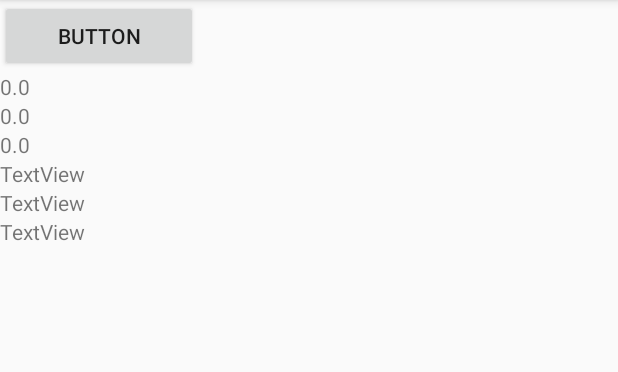
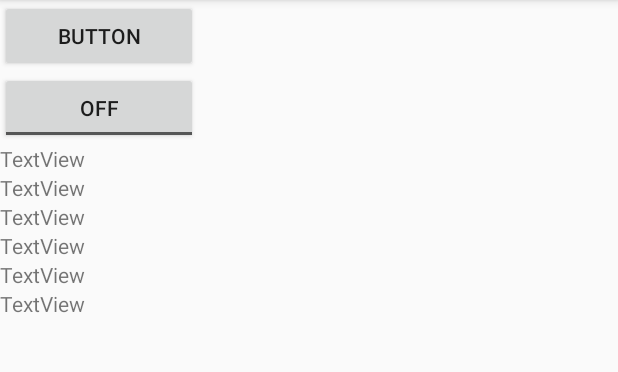
Before and after one commit to shoarai/MotionClient, an Android app: the screen it shows after launch (MainActivity), after a tap on "BUTTON", on a phone screen of 412 x 824 dp, the part 84-456 px from its top. Run offline under Robolectric (Android 15) with nearby library versions, the phone set to English and light mode, and no system bars.

Commit message:
Add send angular velocities

```diff
--- a/app/src/main/AndroidManifest.xml
+++ b/app/src/main/AndroidManifest.xml
@@ -1,6 +1,8 @@
 <?xml version="1.0" encoding="utf-8"?>
 <manifest xmlns:android="http://schemas.android.com/apk/res/android"
     package="com.isolity.motionclient">
+
+    <uses-permission android:name="android.permission.INTERNET" />
 
     <application
         android:allowBackup="true"
@@ -20,6 +22,4 @@
         </activity>
     </application>
 
-    <uses-permission android:name="android.permission.INTERNET" />
-
 </manifest>
--- a/app/src/main/java/com/isolity/motionclient/MainActivity.kt
+++ b/app/src/main/java/com/isolity/motionclient/MainActivity.kt
@@ -8,6 +8,7 @@ import android.os.Handler
 import android.support.v7.app.AppCompatActivity
 import android.widget.Button
 import android.widget.TextView
+import android.widget.ToggleButton
 
 class MainActivity : AppCompatActivity() {
 
@@ -19,10 +20,16 @@ class MainActivity : AppCompatActivity() {
     }
 
     fun init() {
-        val button = findViewById(R.id.button) as Button
+        val button = findViewById<Button>(R.id.button)
         button.setOnClickListener({
             onclickButton()
         })
+
+        val sendToggleButton = findViewById<ToggleButton>(R.id.sendToggleButton)
+        sendToggleButton.setOnCheckedChangeListener({ compoundButton, b ->
+
+        })
+
     }
 
     fun onclickButton() {
@@ -41,7 +48,7 @@ class MainActivity : AppCompatActivity() {
 
     fun sendMotion(motion: Motion) {
         Thread(Runnable {
-            MotionSend().send("${motion.ax},${motion.ay},${motion.az}")
+            MotionSend().sendMotion(motion)
         }).start()
     }
 
@@ -49,34 +56,29 @@ class MainActivity : AppCompatActivity() {
         val motionManager = MotionManager(applicationContext)
         motionManager.startListen()
 
-        val delay: Long = 1000
+        val delayMillis: Long = 2000
         val handler = Handler()
         handler.postDelayed(object : Runnable {
             override fun run() {
                 onTime(motionManager.motion)
-                handler.postDelayed(this, delay)
+                handler.postDelayed(this, delayMillis)
             }
-        }, delay)
-
-//        val handler = Handler {
-//
-//        }
-//        val r = object : Runnable {
-//            override fun run() {
-//                showMotionInText(motionManager.motion)
-//                handler.postDelayed(this, 1000)
-//            }
-//        }
-//        handler.post(r)
+        }, delayMillis)
     }
 
     private fun showMotionInText(motion: Motion) {
-        val ax = findViewById(R.id.axTextView) as TextView
+        val ax = findViewById<TextView>(R.id.axTextView)
         ax.text = motion.ax.toString()
-        val ay = findViewById(R.id.ayTextView) as TextView
+        val ay = findViewById<TextView>(R.id.ayTextView)
         ay.text = motion.ay.toString()
-        val az = findViewById(R.id.azTextView) as TextView
+        val az = findViewById<TextView>(R.id.azTextView)
         az.text = motion.az.toString()
+        val wx = findViewById<TextView>(R.id.vxTextView)
+        wx.text = motion.wx.toString()
+        val wy = findViewById<TextView>(R.id.vyTextView)
+        wy.text = motion.wy.toString()
+        val wz = findViewById<TextView>(R.id.vzTextView)
+        wz.text = motion.wz.toString()
     }
 
     fun sendAccelaration() {
--- a/app/src/main/java/com/isolity/motionclient/MotionManager.kt
+++ b/app/src/main/java/com/isolity/motionclient/MotionManager.kt
@@ -21,9 +21,13 @@ class MotionManager {
 
     fun startListen() {
         val accel = sensorManager.getDefaultSensor(Sensor.TYPE_ACCELEROMETER)
-        val gypro = sensorManager.getDefaultSensor(Sensor.TYPE_GYROSCOPE)
-        sensorManager.registerListener(motionEventListener, accel, SensorManager.SENSOR_DELAY_GAME);
-        sensorManager.registerListener(motionEventListener, gypro, SensorManager.SENSOR_DELAY_GAME);
+        accel.apply {
+            sensorManager.registerListener(motionEventListener, accel, SensorManager.SENSOR_DELAY_GAME);
+        }
+        val gyro = sensorManager.getDefaultSensor(Sensor.TYPE_GYROSCOPE)
+        gyro.apply {
+            sensorManager.registerListener(motionEventListener, gyro, SensorManager.SENSOR_DELAY_GAME);
+        }
     }
 
     private fun setSensorEventListener() {
--- a/app/src/main/java/com/isolity/motionclient/MotionSend.kt
+++ b/app/src/main/java/com/isolity/motionclient/MotionSend.kt
@@ -10,12 +10,21 @@ import java.net.InetAddress
 
 class MotionSend {
 
+    val port = 8888
+    val address = InetAddress.getByName("192.168.179.3")
+    //    val address = InetAddress.getByName("192.168.179.255")
+    //        val address = InetAddress.getByName("10.0.2.2")
+    val datagramSocket = DatagramSocket(port)
+
+    fun sendMotion(motion: Motion) {
+        send("${motion.ax},${motion.ay},${motion.az}," +
+                "${motion.wx},${motion.wy},${motion.wz}")
+    }
+
     fun send(text: String) {
-        val port = 8888
-        val address = InetAddress.getByName("10.0.2.2")
         val buff = text.toByteArray()
         try {
-            DatagramSocket(port).use({ socket ->
+            datagramSocket.use({ socket ->
                 val packet = DatagramPacket(
                         buff,
                         buff.size,
--- a/app/src/main/res/layout/activity_main.xml
+++ b/app/src/main/res/layout/activity_main.xml
@@ -19,6 +19,12 @@
             android:text="Button"
             tools:layout_editor_absoluteX="16dp"
             tools:layout_editor_absoluteY="16dp" />
+
+        <ToggleButton
+            android:id="@+id/sendToggleButton"
+            android:layout_width="match_parent"
+            android:layout_height="wrap_content"
+            android:text="ToggleButton" />
 
         <TextView
             android:id="@+id/axTextView"
```
Also changed, not shown: app/src/main/java/com/isolity/motionclient/MotionEventListener.kt (+1 -11 lines).
